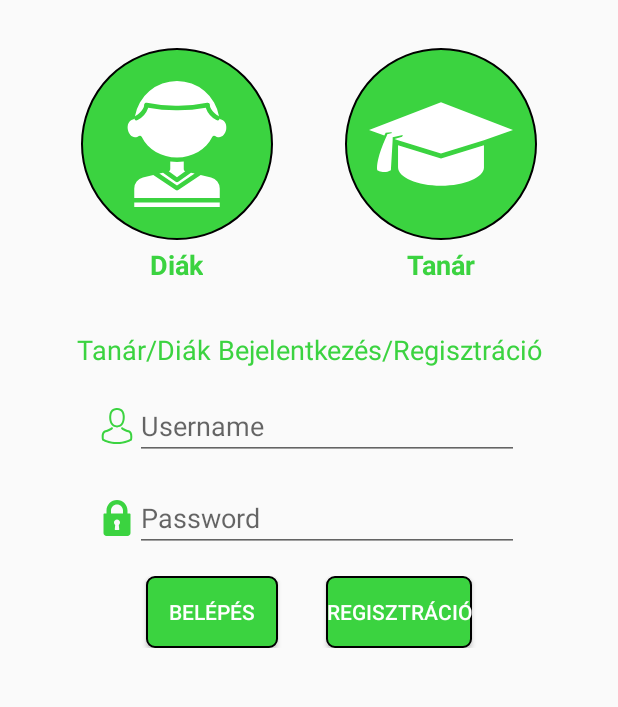
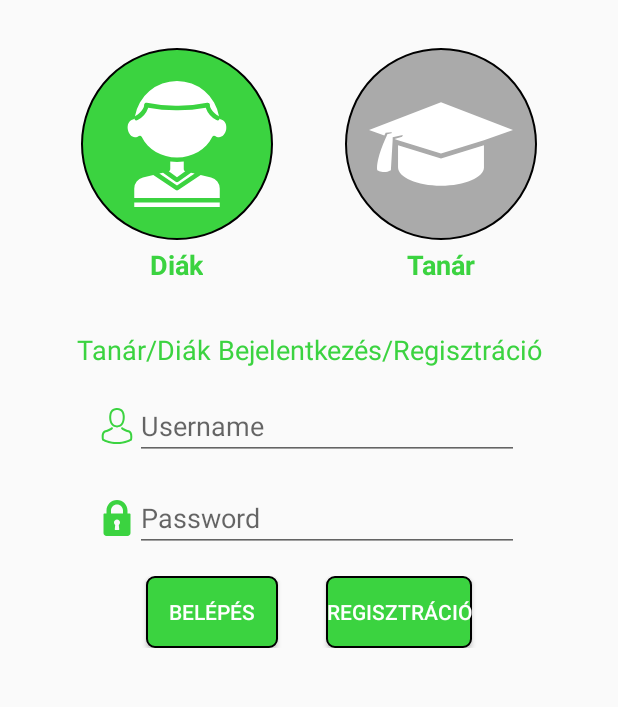
Before and after one commit to gitjuzer/2018_IIAFP_B, an Android app: the screen it shows after launch (MainActivity), after a tap on "Diák", on a phone screen of 412 x 824 dp, the part 84-791 px from its top. Run offline under Robolectric (Android 15) with nearby library versions, the phone set to English and light mode, and no system bars; our stand-ins replace Volley.

Commit message:
Android - Regisztráció UI és mód választó megoldva.

```diff
--- a/Android app/OktatoApp/app/src/main/java/hu/afp/oktatoapp/MainActivity.java
+++ b/Android app/OktatoApp/app/src/main/java/hu/afp/oktatoapp/MainActivity.java
@@ -1,5 +1,7 @@
 package hu.afp.oktatoapp;
 
+import android.content.Intent;
+import android.opengl.Visibility;
 import android.os.Bundle;
 import android.support.v7.app.AppCompatActivity;
 import android.util.Log;
@@ -7,9 +9,9 @@ import android.view.View;
 import android.widget.Button;
 import android.widget.EditText;
 import android.widget.ImageView;
+import android.widget.LinearLayout;
 import android.widget.TextView;
 import android.widget.Toast;
-import android.content.Intent;
 
 import com.android.volley.Request;
 import com.android.volley.RequestQueue;
@@ -36,13 +38,11 @@ public class MainActivity extends AppCompatActivity {
         super.onCreate(savedInstanceState);
         setContentView(R.layout.activity_main);
         final EditText username, password;
-        View toolbar, student, teacher;
+        final View toolbar, student, teacher;
         ImageView logo, studentLogo, teacherLogo;
         TextView studentTV, teacherTV;
         Button login, register;
-
-
-
+        final LinearLayout teacherID;
 
         toolbar = findViewById(R.id.myToolbar);
         student = findViewById(R.id.studentBtn);
@@ -51,13 +51,13 @@ public class MainActivity extends AppCompatActivity {
         register = findViewById(R.id.registerBtn);
         username = findViewById(R.id.usernameET);
         password = findViewById(R.id.passwordET);
+        teacherID = findViewById(R.id.teacherID);
 
         logo = toolbar.findViewById(R.id.logo);
         studentLogo = student.findViewById(R.id.logo);
         studentTV = student.findViewById(R.id.buttonText);
         teacherLogo = teacher.findViewById(R.id.logo);
         teacherTV = teacher.findViewById(R.id.buttonText);
-
 
         logo.setImageDrawable(getDrawable(R.drawable.ic_puzzle));
         studentLogo.setImageDrawable(getDrawable(R.drawable.ic_student));
@@ -68,13 +68,19 @@ public class MainActivity extends AppCompatActivity {
         student.setOnClickListener(new View.OnClickListener() {
             @Override
             public void onClick(View v) {
+                student.findViewById(R.id.background).setBackground(getDrawable(R.drawable.circle));
+                teacher.findViewById(R.id.background).setBackground(getDrawable(R.drawable.disabled_circle));
                 studentBtnIsClicked = true;
                 teacherBtnIsClicked = false;
+                if(teacherID.getVisibility() == View.VISIBLE)
+                    teacherID.setVisibility(View.GONE);
             }
         });
         teacher.setOnClickListener(new View.OnClickListener() {
             @Override
             public void onClick(View v) {
+                student.findViewById(R.id.background).setBackground(getDrawable(R.drawable.disabled_circle));
+                teacher.findViewById(R.id.background).setBackground(getDrawable(R.drawable.circle));
                 teacherBtnIsClicked = true;
                 studentBtnIsClicked = false;
             }
@@ -87,33 +93,41 @@ public class MainActivity extends AppCompatActivity {
                 if (!("".contentEquals(temp1)) && !("".contentEquals(temp2)))
                     sendLoginData(temp1, temp2);
 
-                if (teacherBtnIsClicked == false && studentBtnIsClicked == false){
+                if (!teacherBtnIsClicked && !studentBtnIsClicked) {
                     Toast errorToast = Toast.makeText(MainActivity.this, "Ki kell választanod " +
-                            "legalább az egyik menüpontot. Tanár, vagy diákként szeretnél belépni?",
+                                    "legalább az egyik menüpontot. Tanárként, vagy diákként szeretnél belépni?",
                             Toast.LENGTH_SHORT);
                     errorToast.show();
                 }
-                if (studentBtnIsClicked == true) {
+                if (studentBtnIsClicked) {
                     Intent student = new Intent(MainActivity.this, StudentMenu.class);
                     student.putExtra("Username", username.getText().toString());
                     startActivity(student);
                 }
-                if (teacherBtnIsClicked == true) {
+                if (teacherBtnIsClicked) {
                     Intent teacher = new Intent(MainActivity.this, TeacherMenu.class);
                     teacher.putExtra("Username", username.getText().toString());
                     startActivity(teacher);
                 }
             }
         });
+        register.setOnClickListener(new View.OnClickListener() {
+            @Override
+            public void onClick(View v) {
+                if(teacherBtnIsClicked && teacherID.getVisibility() == View.GONE)
+                    teacherID.setVisibility(View.VISIBLE);
+            }
+        });
     }
+
     private void sendLoginData(String username, String password) {
         /*POST: username, password JSON formátumban*/
         String url = "example.com/OktatoiAppAPI/session";
         final String hashedPass = Hashing.sha256().hashString(password, StandardCharsets.UTF_8).toString();
         JSONObject jsonObject = new JSONObject();
         try {
-            jsonObject.put("username",username);
-            jsonObject.put("password",hashedPass);
+            jsonObject.put("username", username);
+            jsonObject.put("password", hashedPass);
 
         } catch (JSONException e) {
             e.printStackTrace();
@@ -139,7 +153,7 @@ public class MainActivity extends AppCompatActivity {
             }
 
             @Override
-            public byte[] getBody(){
+            public byte[] getBody() {
                 try {
                     return requestBody == null ? null : requestBody.getBytes("utf-8");
                 } catch (UnsupportedEncodingException e) {
@@ -149,6 +163,6 @@ public class MainActivity extends AppCompatActivity {
             }
         };
         //queue.add(postRequest);
-        Log.d("POST_REQ",requestBody);
+        Log.d("POST_REQ", requestBody);
     }
 }
--- /dev/null
+++ b/Android app/OktatoApp/app/src/main/res/drawable/disabled_circle.xml
@@ -0,0 +1,17 @@
+<?xml version="1.0" encoding="utf-8"?>
+<shape
+    xmlns:android="http://schemas.android.com/apk/res/android"
+    android:shape="oval">
+
+    <solid
+        android:color="@color/disabled"
+        />
+
+    <size
+        android:width="128dp"
+        android:height="128dp"/>
+    <stroke
+        android:width="1dp"
+        android:color="@android:color/black" />
+
+</shape>
--- /dev/null
+++ b/Android app/OktatoApp/app/src/main/res/drawable/ic_teacher_green.xml
@@ -0,0 +1,5 @@
+<vector android:height="24dp" android:viewportHeight="791.803"
+    android:viewportWidth="791.803" android:width="24dp" xmlns:android="http://schemas.android.com/apk/res/android">
+    <path android:fillColor="#3BD340" android:pathData="M395.904,475.016l-236.203,-72.7v71.524v49.896c0,56.133 105.787,101.644 236.274,101.644c130.48,0 236.285,-45.511 236.285,-101.644c0,-0.442 -0.145,-0.886 -0.154,-1.318V402.316L395.904,475.016z"/>
+    <path android:fillColor="#3BD340" android:pathData="M0,318.734l84.383,30.185l7.191,-15.401l31,-2.635l4.42,4.599l-26.601,6.308l-3.877,11.475c-0.007,0 -60.087,125.604 -51.263,187.05c0,0 37.502,22.37 74.988,0l9.962,-168v-13.984l55.8,-12.588l-3.941,9.705l-41.604,13.529l19.242,6.874l236.203,72.7l236.201,-72.7l159.699,-57.116l-395.9,-152.313L0,318.734z"/>
+</vector>
--- a/Android app/OktatoApp/app/src/main/res/layout/activity_main.xml
+++ b/Android app/OktatoApp/app/src/main/res/layout/activity_main.xml
@@ -98,9 +98,34 @@
             </LinearLayout>
 
             <LinearLayout
+                android:id="@+id/teacherID"
                 android:layout_width="match_parent"
                 android:layout_height="wrap_content"
                 android:layout_below="@id/password"
+                android:focusable="true"
+                android:focusableInTouchMode="true"
+                android:gravity="center"
+                android:orientation="horizontal"
+                android:paddingTop="16dp"
+                android:visibility="gone">
+
+                <ImageView
+                    android:layout_width="wrap_content"
+                    android:layout_height="wrap_content"
+                    android:src="@drawable/ic_teacher_green" />
+
+                <EditText
+                    android:id="@+id/teacherIDET"
+                    android:layout_width="256dp"
+                    android:layout_height="wrap_content"
+                    android:hint="@string/teacher_id"
+                    android:inputType="text" />
+            </LinearLayout>
+
+            <LinearLayout
+                android:layout_width="match_parent"
+                android:layout_height="wrap_content"
+                android:layout_below="@id/teacherID"
                 android:gravity="center"
                 android:orientation="horizontal"
                 android:paddingBottom="16dp"
--- a/Android app/OktatoApp/app/src/main/res/values/colors.xml
+++ b/Android app/OktatoApp/app/src/main/res/values/colors.xml
@@ -4,4 +4,5 @@
     <color name="colorPrimaryDark">#2DA431</color>
     <color name="colorAccent">#3E8140</color>
     <color name="white">#FFFFFF</color>
+    <color name="disabled">#AAAAAA</color>
 </resources>
--- a/Android app/OktatoApp/app/src/main/res/values/strings.xml
+++ b/Android app/OktatoApp/app/src/main/res/values/strings.xml
@@ -10,4 +10,5 @@
     <string name="learning">Tanulás</string>
     <string name="statistic">Statisztika</string>
     <string name="duel">Párbaj</string>
+    <string name="teacher_id">Teacher ID</string>
 </resources>
```
